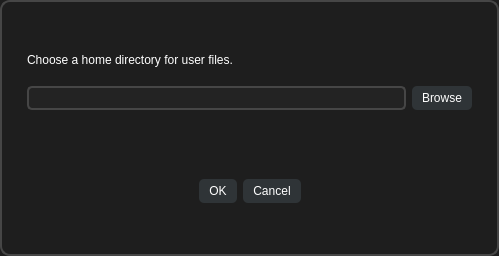
Qt form settingsdialog.ui (alvi-khan/Marshal) before a commit.
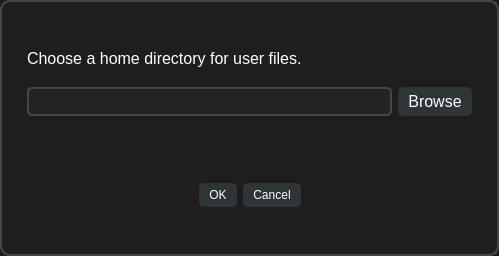
The same form after that commit.

```diff
--- a/settingsdialog.ui
+++ b/settingsdialog.ui
@@ -87,6 +87,15 @@
       </item>
       <item>
        <widget class="QLabel" name="label">
+        <property name="font">
+         <font>
+          <family>Segoe UI</family>
+          <pointsize>12</pointsize>
+          <weight>50</weight>
+          <italic>false</italic>
+          <bold>false</bold>
+         </font>
+        </property>
         <property name="text">
          <string>Choose a home directory for user files.</string>
         </property>
@@ -118,6 +127,15 @@
          </property>
          <item>
           <widget class="QLineEdit" name="directoryTextField">
+           <property name="font">
+            <font>
+             <family>Segoe UI</family>
+             <pointsize>12</pointsize>
+             <weight>50</weight>
+             <italic>false</italic>
+             <bold>false</bold>
+            </font>
+           </property>
            <property name="styleSheet">
             <string notr="true">QLineEdit {
 	border: 1.5px solid rgb(70, 70, 70);
@@ -130,6 +148,15 @@
          </item>
          <item>
           <widget class="QPushButton" name="browseButton">
+           <property name="font">
+            <font>
+             <family>Segoe UI</family>
+             <pointsize>12</pointsize>
+             <weight>50</weight>
+             <italic>false</italic>
+             <bold>false</bold>
+            </font>
+           </property>
            <property name="text">
             <string>Browse</string>
            </property>
@@ -153,6 +180,15 @@
       </item>
       <item>
        <widget class="QDialogButtonBox" name="buttonBox">
+        <property name="font">
+         <font>
+          <family>Segoe UI</family>
+          <pointsize>12</pointsize>
+          <weight>50</weight>
+          <italic>false</italic>
+          <bold>false</bold>
+         </font>
+        </property>
         <property name="orientation">
          <enum>Qt::Horizontal</enum>
         </property>
```
